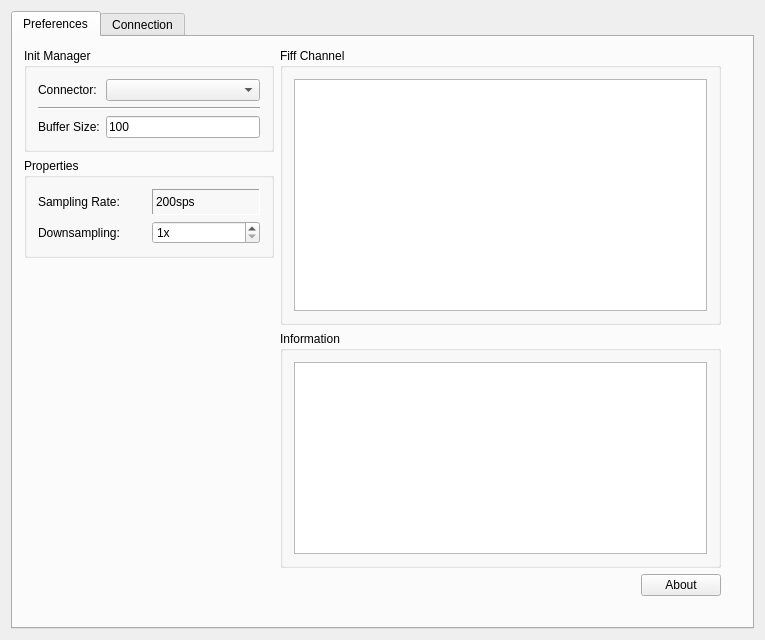
Above: mne_x/plugins/rtserver/FormFiles/rtserversetup.ui from mne-tools/mne-cpp before the change. Below: the same form after it.
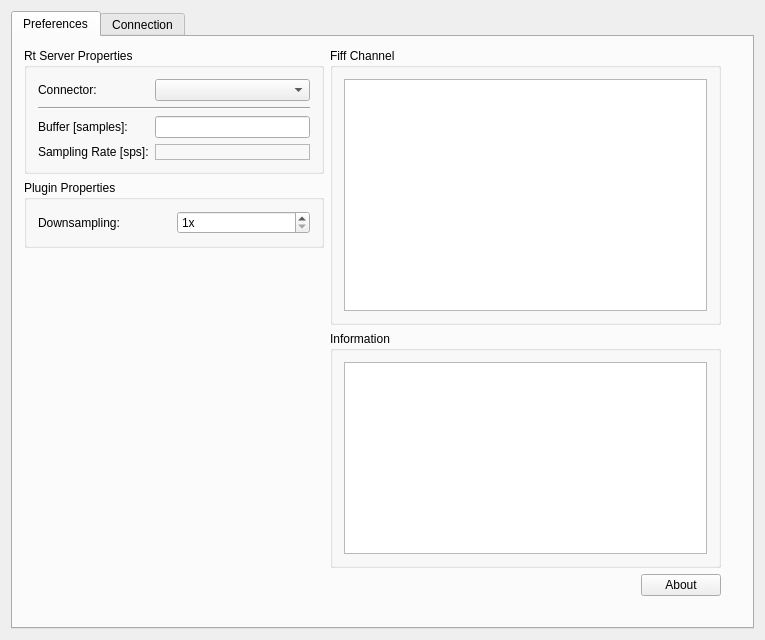
That is the form after the change.

Commit message: rt server plugin further integration

The edit to the form file:
```diff
--- a/mne_x/plugins/rtserver/FormFiles/rtserversetup.ui
+++ b/mne_x/plugins/rtserver/FormFiles/rtserversetup.ui
@@ -26,104 +26,6 @@
       <layout class="QVBoxLayout" name="verticalLayout_2">
        <item>
         <layout class="QGridLayout" name="m_qGridLayout_main">
-         <item row="1" column="0">
-          <widget class="QGroupBox" name="m_qGroupBox_Properties">
-           <property name="sizePolicy">
-            <sizepolicy hsizetype="Minimum" vsizetype="Minimum">
-             <horstretch>0</horstretch>
-             <verstretch>0</verstretch>
-            </sizepolicy>
-           </property>
-           <property name="minimumSize">
-            <size>
-             <width>0</width>
-             <height>100</height>
-            </size>
-           </property>
-           <property name="title">
-            <string>Properties</string>
-           </property>
-           <property name="flat">
-            <bool>false</bool>
-           </property>
-           <layout class="QGridLayout" name="m_qGridLayout_Properties">
-            <item row="0" column="0">
-             <widget class="QLabel" name="m_qLabel_SamplingRate">
-              <property name="sizePolicy">
-               <sizepolicy hsizetype="Minimum" vsizetype="Minimum">
-                <horstretch>0</horstretch>
-                <verstretch>0</verstretch>
-               </sizepolicy>
-              </property>
-              <property name="layoutDirection">
-               <enum>Qt::LeftToRight</enum>
-              </property>
-              <property name="text">
-               <string>Sampling Rate:</string>
-              </property>
-             </widget>
-            </item>
-            <item row="0" column="1">
-             <widget class="QLabel" name="m_qLabel_sps">
-              <property name="sizePolicy">
-               <sizepolicy hsizetype="Minimum" vsizetype="Minimum">
-                <horstretch>0</horstretch>
-                <verstretch>0</verstretch>
-               </sizepolicy>
-              </property>
-              <property name="frameShape">
-               <enum>QFrame::Panel</enum>
-              </property>
-              <property name="frameShadow">
-               <enum>QFrame::Sunken</enum>
-              </property>
-              <property name="text">
-               <string>200sps</string>
-              </property>
-             </widget>
-            </item>
-            <item row="1" column="0">
-             <widget class="QLabel" name="m_qLabel_Downsampling">
-              <property name="text">
-               <string>Downsampling: </string>
-              </property>
-             </widget>
-            </item>
-            <item row="1" column="1">
-             <widget class="QSpinBox" name="m_qSpinBox_Downsampling">
-              <property name="sizePolicy">
-               <sizepolicy hsizetype="Minimum" vsizetype="Fixed">
-                <horstretch>0</horstretch>
-                <verstretch>0</verstretch>
-               </sizepolicy>
-              </property>
-              <property name="suffix">
-               <string>x</string>
-              </property>
-              <property name="minimum">
-               <number>1</number>
-              </property>
-              <property name="maximum">
-               <number>10</number>
-              </property>
-             </widget>
-            </item>
-           </layout>
-          </widget>
-         </item>
-         <item row="4" column="1">
-          <spacer name="m_qHorizontalSpacer_About">
-           <property name="orientation">
-            <enum>Qt::Horizontal</enum>
-           </property>
-           <property name="sizeHint" stdset="0">
-            <size>
-             <width>40</width>
-             <height>20</height>
-            </size>
-           </property>
-          </spacer>
-         </item>
          <item row="3" column="1" colspan="2">
           <widget class="QGroupBox" name="m_qGroupBox_Information">
            <property name="minimumSize">
@@ -174,20 +76,81 @@
            </property>
           </spacer>
          </item>
+         <item row="1" column="0">
+          <widget class="QGroupBox" name="m_qGroupBox_PluginProperties">
+           <property name="sizePolicy">
+            <sizepolicy hsizetype="Minimum" vsizetype="Minimum">
+             <horstretch>0</horstretch>
+             <verstretch>0</verstretch>
+            </sizepolicy>
+           </property>
+           <property name="minimumSize">
+            <size>
+             <width>0</width>
+             <height>0</height>
+            </size>
+           </property>
+           <property name="title">
+            <string>Plugin Properties</string>
+           </property>
+           <property name="flat">
+            <bool>false</bool>
+           </property>
+           <layout class="QGridLayout" name="m_qGridLayout_Properties">
+            <item row="1" column="1">
+             <widget class="QSpinBox" name="m_qSpinBox_Downsampling">
+              <property name="sizePolicy">
+               <sizepolicy hsizetype="Minimum" vsizetype="Fixed">
+                <horstretch>0</horstretch>
+                <verstretch>0</verstretch>
+               </sizepolicy>
+              </property>
+              <property name="suffix">
+               <string>x</string>
+              </property>
+              <property name="minimum">
+               <number>1</number>
+              </property>
+              <property name="maximum">
+               <number>10</number>
+              </property>
+             </widget>
+            </item>
+            <item row="1" column="0">
+             <widget class="QLabel" name="m_qLabel_Downsampling">
+              <property name="text">
+               <string>Downsampling: </string>
+              </property>
+             </widget>
+            </item>
+           </layout>
+          </widget>
+         </item>
          <item row="0" column="0">
-          <widget class="QGroupBox" name="m_qGroupBox_Init">
+          <widget class="QGroupBox" name="m_qGroupBox_RtServerProperties">
            <property name="maximumSize">
             <size>
-             <width>250</width>
+             <width>300</width>
              <height>16777215</height>
             </size>
            </property>
            <property name="title">
-            <string>Init Manager</string>
+            <string>Rt Server Properties</string>
            </property>
            <layout class="QGridLayout" name="gridLayout">
-            <item row="0" column="1">
-             <widget class="QComboBox" name="m_qComboBox_Connector"/>
+            <item row="4" column="0">
+             <widget class="QLabel" name="m_qLabel_BufferSize">
+              <property name="text">
+               <string>Buffer [samples]:</string>
+              </property>
+             </widget>
+            </item>
+            <item row="4" column="1">
+             <widget class="QLineEdit" name="m_qLineEdit_BufferSize">
+              <property name="text">
+               <string/>
+              </property>
+             </widget>
             </item>
             <item row="0" column="0">
              <widget class="QLabel" name="m_qLabel_Connector">
@@ -196,6 +159,9 @@
               </property>
              </widget>
             </item>
+            <item row="0" column="1">
+             <widget class="QComboBox" name="m_qComboBox_Connector"/>
+            </item>
             <item row="3" column="0" colspan="2">
              <widget class="Line" name="line">
               <property name="orientation">
@@ -203,23 +169,48 @@
               </property>
              </widget>
             </item>
-            <item row="4" column="1">
-             <widget class="QLineEdit" name="m_qLineEdit_BufferSize">
+            <item row="5" column="0">
+             <widget class="QLabel" name="m_qLabel_sps_description">
+              <property name="sizePolicy">
+               <sizepolicy hsizetype="Minimum" vsizetype="Minimum">
+                <horstretch>0</horstretch>
+                <verstretch>0</verstretch>
+               </sizepolicy>
+              </property>
+              <property name="layoutDirection">
+               <enum>Qt::LeftToRight</enum>
+              </property>
               <property name="text">
-               <string>100</string>
+               <string>Sampling Rate [sps]:</string>
               </property>
              </widget>
             </item>
-            <item row="4" column="0">
-             <widget class="QLabel" name="m_qLabel_BufferSize">
+            <item row="5" column="1">
+             <widget class="QLabel" name="m_qLabel_sps">
+              <property name="frameShape">
+               <enum>QFrame::StyledPanel</enum>
+              </property>
               <property name="text">
-               <string>Buffer Size:</string>
+               <string/>
               </property>
              </widget>
             </item>
            </layout>
           </widget>
          </item>
+         <item row="4" column="1">
+          <spacer name="m_qHorizontalSpacer_About">
+           <property name="orientation">
+            <enum>Qt::Horizontal</enum>
+           </property>
+           <property name="sizeHint" stdset="0">
+            <size>
+             <width>40</width>
+             <height>20</height>
+            </size>
+           </property>
+          </spacer>
+         </item>
         </layout>
        </item>
        <item>
```
The commit also changes 12 other files.
